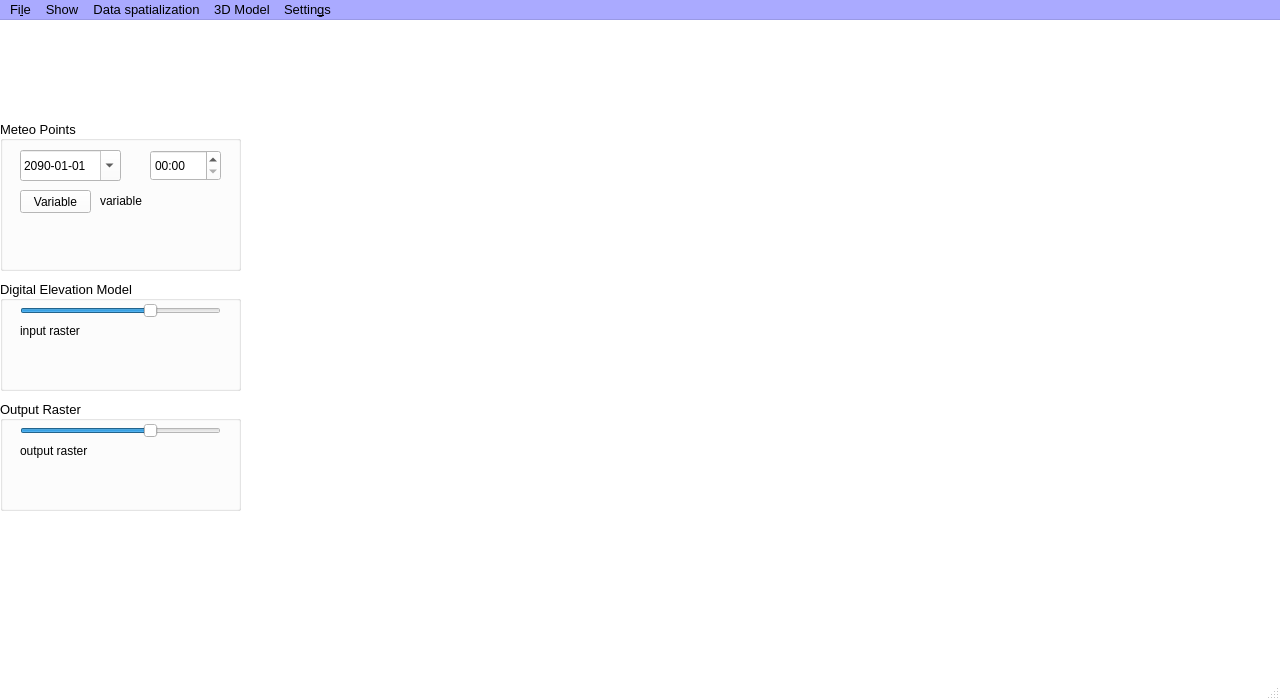
First picture: the form in bin/CRITERIA3D/mainwindow.ui, repository gaowudao/CRITERIA3D, before the edit.
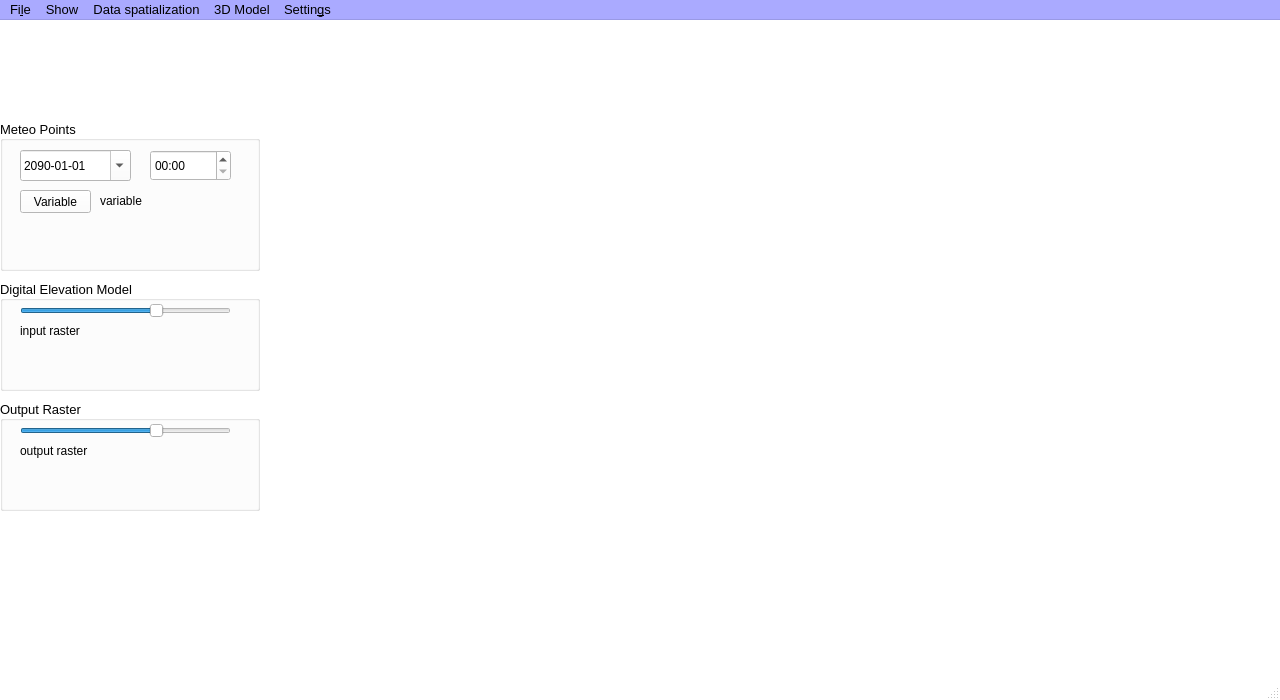
Second picture: the form after the edit.

Patch:
```diff
--- a/bin/CRITERIA3D/mainwindow.ui
+++ b/bin/CRITERIA3D/mainwindow.ui
@@ -485,9 +485,9 @@
    <widget class="QWidget" name="widgetMap" native="true">
     <property name="geometry">
      <rect>
-      <x>260</x>
+      <x>270</x>
       <y>40</y>
-      <width>751</width>
+      <width>741</width>
       <height>491</height>
      </rect>
     </property>
@@ -505,7 +505,7 @@
      <rect>
       <x>0</x>
       <y>260</y>
-      <width>241</width>
+      <width>260</width>
       <height>111</height>
      </rect>
     </property>
@@ -975,7 +975,7 @@
       <rect>
        <x>20</x>
        <y>20</y>
-       <width>201</width>
+       <width>211</width>
        <height>22</height>
       </rect>
      </property>
@@ -1012,7 +1012,7 @@
       <rect>
        <x>1</x>
        <y>60</y>
-       <width>241</width>
+       <width>256</width>
        <height>42</height>
       </rect>
      </property>
@@ -1032,7 +1032,7 @@
       <rect>
        <x>20</x>
        <y>40</y>
-       <width>151</width>
+       <width>221</width>
        <height>21</height>
       </rect>
      </property>
@@ -1090,7 +1090,7 @@
      <rect>
       <x>0</x>
       <y>380</y>
-      <width>241</width>
+      <width>260</width>
       <height>111</height>
      </rect>
     </property>
@@ -1560,7 +1560,7 @@
       <rect>
        <x>20</x>
        <y>20</y>
-       <width>201</width>
+       <width>211</width>
        <height>22</height>
       </rect>
      </property>
@@ -1597,7 +1597,7 @@
       <rect>
        <x>1</x>
        <y>60</y>
-       <width>241</width>
+       <width>256</width>
        <height>42</height>
       </rect>
      </property>
@@ -1617,7 +1617,7 @@
       <rect>
        <x>20</x>
        <y>40</y>
-       <width>151</width>
+       <width>221</width>
        <height>21</height>
       </rect>
      </property>
@@ -1675,7 +1675,7 @@
      <rect>
       <x>0</x>
       <y>100</y>
-      <width>241</width>
+      <width>260</width>
       <height>151</height>
      </rect>
     </property>
@@ -2142,7 +2142,7 @@
       <rect>
        <x>20</x>
        <y>30</y>
-       <width>101</width>
+       <width>111</width>
        <height>31</height>
       </rect>
      </property>
@@ -2276,7 +2276,7 @@
       <rect>
        <x>150</x>
        <y>30</y>
-       <width>71</width>
+       <width>81</width>
        <height>31</height>
       </rect>
      </property>
@@ -2387,7 +2387,7 @@
       <rect>
        <x>100</x>
        <y>70</y>
-       <width>131</width>
+       <width>151</width>
        <height>21</height>
       </rect>
      </property>
@@ -2444,7 +2444,7 @@
       <rect>
        <x>1</x>
        <y>100</y>
-       <width>241</width>
+       <width>256</width>
        <height>42</height>
       </rect>
      </property>
```
Left out of the diff: 8 changed lines with no effect on the pictures.
